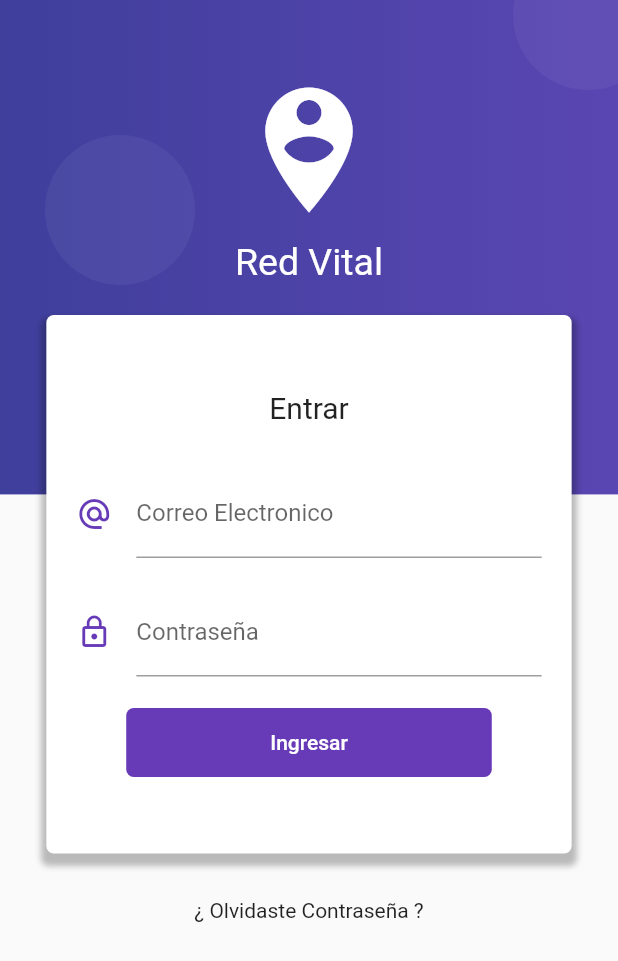
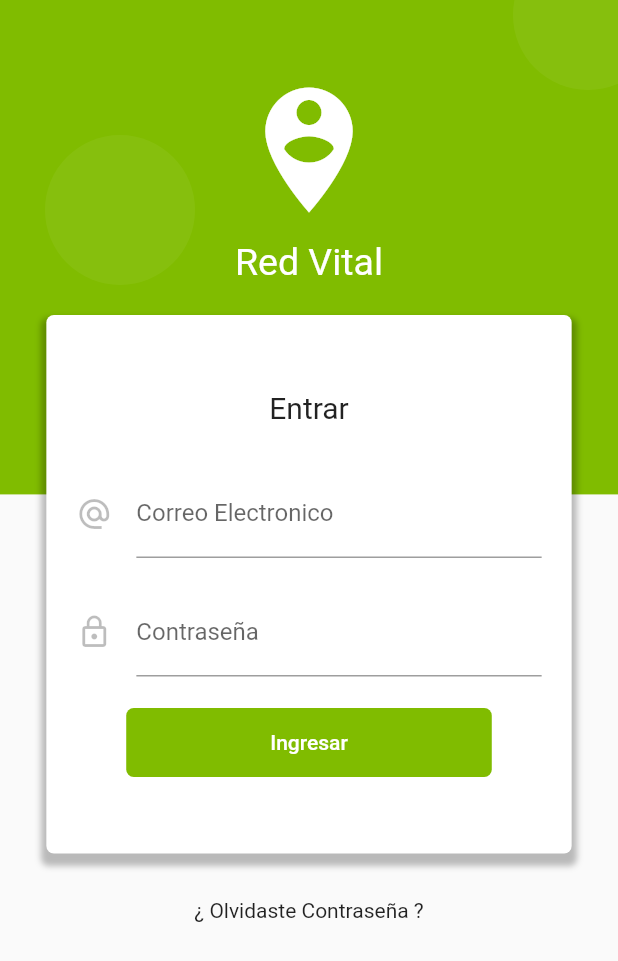
Before and after one commit to kervisvasquez1993/patron_bloc, a Flutter app: the screen it shows after launch, on a phone screen of 412 x 824 dp. Shown: the top 961 px of the screen. Run offline on Flutter 3.47's test engine with Material 2 defaults, Android fonts, the phone set to English and light mode, and no system bars.

```diff
--- a/lib/src/bloc/providers.dart
+++ b/lib/src/bloc/providers.dart
@@ -1,5 +1,6 @@
 import 'package:flutter/material.dart';
 import 'package:patron_bloc/src/bloc/login_bloc.dart';
+export 'package:patron_bloc/src/bloc/login_bloc.dart';
 
 class Provider extends InheritedWidget {
   final loginBloc = LoginBloc();
--- a/lib/src/page/LoginPage.dart
+++ b/lib/src/page/LoginPage.dart
@@ -1,4 +1,6 @@
 import 'package:flutter/material.dart';
+import 'package:patron_bloc/src/bloc/login_bloc.dart';
+import 'package:patron_bloc/src/bloc/providers.dart';
 
 class LoginPage extends StatelessWidget {
   @override
@@ -16,8 +18,8 @@ class LoginPage extends StatelessWidget {
       width: double.infinity,
       decoration: BoxDecoration(
           gradient: LinearGradient(colors: <Color>[
-        Color.fromRGBO(63, 63, 156, 1.0),
-        Color.fromRGBO(90, 70, 178, 1.0)
+        Color.fromRGBO(128, 188, 0, 1.0),
+        Color.fromRGBO(128, 188, 0, 1.0)
       ])),
     );
     final circulo = Container(
@@ -72,6 +74,8 @@ class LoginPage extends StatelessWidget {
 
   Widget _loginForm(BuildContext context) {
     final size = MediaQuery.of(context).size;
+    final bloc = Provider.of(context);
+
     return SingleChildScrollView(
       child: Column(
         children: <Widget>[
@@ -107,9 +111,9 @@ class LoginPage extends StatelessWidget {
                  * input field
                  */
                 SizedBox(height: 30.0),
-                _crearEmail(),
+                _crearEmail(bloc),
                 SizedBox(height: 20.0),
-                _crearPassword(),
+                _crearPassword(bloc),
                 SizedBox(height: 20.0),
                 _crearBoton(),
               ],
@@ -124,28 +128,42 @@ class LoginPage extends StatelessWidget {
     );
   }
 
-  Widget _crearEmail() {
+  Widget _crearEmail(LoginBloc bloc) {
+    return StreamBuilder(
+      stream: bloc.emailStream,
+      builder: (BuildContext context, AsyncSnapshot snapshot) {
         return Container(
           padding: EdgeInsets.symmetric(horizontal: 20.0),
           child: TextField(
             keyboardType: TextInputType.emailAddress,
             decoration: InputDecoration(
-            icon: Icon(Icons.alternate_email, color: Colors.deepPurple),
+                icon: Icon(Icons.alternate_email, color: Colors.black26),
                 hintText: 'ejemplo@ejemplo.com',
-            labelText: 'Correo Electronico'),
+                labelText: 'Correo Electronico',
+                counterText: snapshot.data),
+            onChanged: bloc.changeEmail,
           ),
+        );
+      },
     );
   }
 
-  Widget _crearPassword() {
+  Widget _crearPassword(LoginBloc bloc) {
+    return StreamBuilder(
+      stream: bloc.passwordStream,
+      builder: (BuildContext context, AsyncSnapshot snapshot) {
         return Container(
           padding: EdgeInsets.symmetric(horizontal: 20.0),
           child: TextField(
             obscureText: true,
             decoration: InputDecoration(
-            icon: Icon(Icons.lock_outline, color: Colors.deepPurple),
-            labelText: 'Contraseña'),
+                icon: Icon(Icons.lock_outline, color: Colors.black26),
+                labelText: 'Contraseña',
+                counterText: snapshot.data),
+            onChanged: bloc.changePassword,
           ),
+        );
+      },
     );
   }
 
@@ -157,7 +175,7 @@ class LoginPage extends StatelessWidget {
             child: Text('Ingresar')),
         shape: RoundedRectangleBorder(borderRadius: BorderRadius.circular(5.0)),
         elevation: 0.0,
-        color: Colors.deepPurple,
+        color: Color.fromRGBO(128, 188, 0, 1),
         textColor: Colors.white,
         onPressed: () {});
   }
```
Lines whose indentation alone changed are shown as unchanged.
